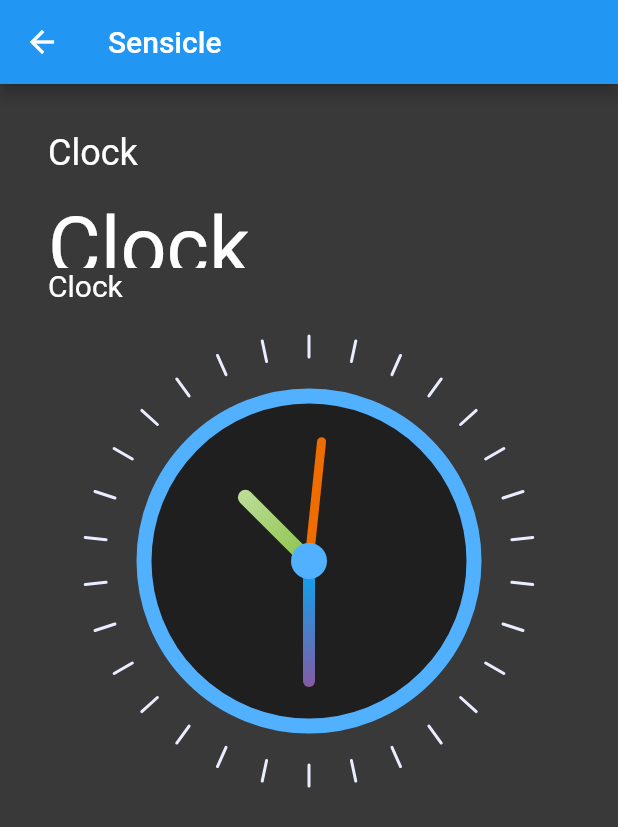
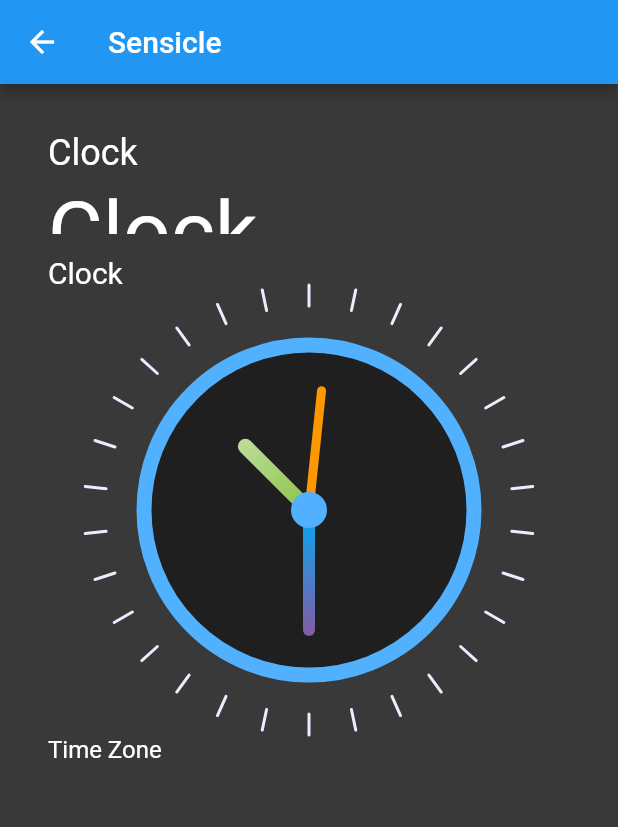
Before and after one commit to luthfibg/flutter_alarm_x, a Flutter app: the ClockPage screen opened directly, on a phone screen of 412 x 824 dp. Shown: the top 827 px of the screen. Run offline on Flutter 3.47's test engine with Material 2 defaults, Android fonts, the phone set to English and light mode, and no system bars; our stand-ins replace double_back_to_close, persistent_bottom_nav_bar.

Commit message:
[UPD] clock ui2

```diff
--- a/lib/customs/clock_view.dart
+++ b/lib/customs/clock_view.dart
@@ -64,7 +64,7 @@ class ClockPainter extends CustomPainter {
     var centerFillBrush = Paint()..color = primaryBlue;
 
     var secHandBrush = Paint()
-      ..color = Colors.orange[800]!
+      ..color = Colors.orange[500]!
       ..style = PaintingStyle.stroke
       ..strokeCap = StrokeCap.round
       ..strokeWidth = 6;
--- a/lib/navpages/clock.dart
+++ b/lib/navpages/clock.dart
@@ -26,26 +26,38 @@ class _ClockPageState extends State<ClockPage> {
         padding: const EdgeInsets.all(32),
         child: Column(
           crossAxisAlignment: CrossAxisAlignment.start,
-          children: const [
-            Expanded(
+          mainAxisAlignment: MainAxisAlignment.center,
+          children: [
+            const Expanded(
               child: Text(
                 'Clock',
                 style: TextStyle(color: Colors.white, fontSize: 24),
               ),
             ),
-            Expanded(
+            const Expanded(
               child: Text(
                 'Clock',
-                style: TextStyle(color: Colors.white, fontSize: 54),
+                style: TextStyle(color: Colors.white, fontSize: 56),
               ),
             ),
             Expanded(
-              child: Text(
-                'Clock',
-                style: TextStyle(color: Colors.white, fontSize: 20),
+              child: Column(
+                children: const [
+                  Padding(padding: EdgeInsets.fromLTRB(0.0, 0.0, 0.0, 14.0)),
+                  Text(
+                    'Clock',
+                    style: TextStyle(color: Colors.white, fontSize: 20),
+                  ),
+                ],
               ),
             ),
-            ClockView(),
+            const ClockView(),
+            const Expanded(
+              child: Text(
+                'Time Zone',
+                style: TextStyle(color: Colors.white, fontSize: 16),
+              ),
+            ),
           ],
         ),
       ),
```
